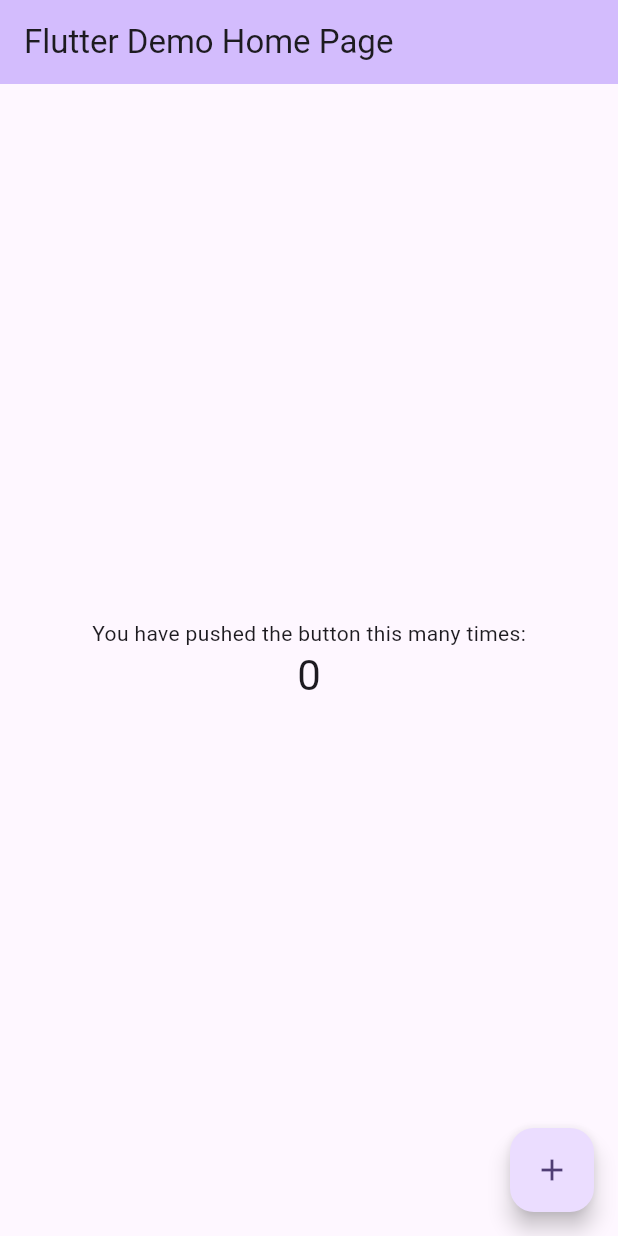
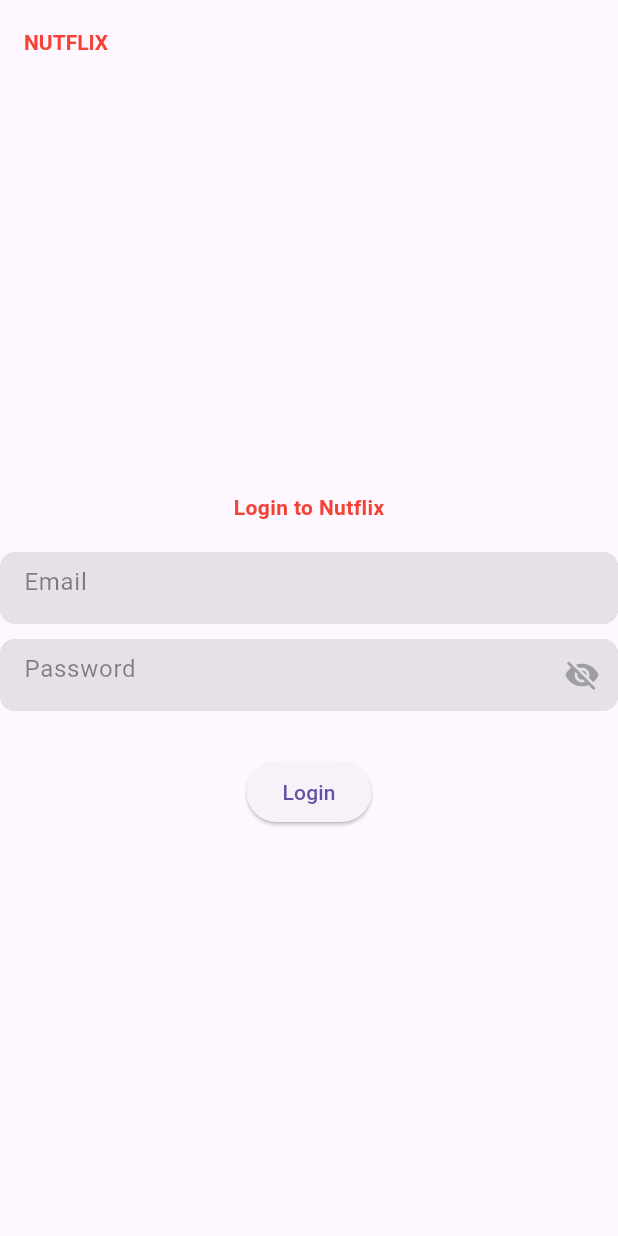
Before and after one commit to YasithHennayake/NUTFLIX, a Flutter app: the screen it shows after launch, on a phone screen of 412 x 824 dp. Run offline on Flutter 3.47's test engine with Material 3 defaults, Android fonts, the phone set to English and light mode, and no system bars; our stand-ins replace firebase_core; accounts and stored records are empty.

Commit message:
Task3_Add Firebase dependancies,SplashScreen widget and login page ui

```diff
--- /dev/null
+++ b/g21235949_movie_app/lib/app_features/user_related_features/appearance/app_widgets/form_container_widget.dart
@@ -0,0 +1,74 @@
+import 'package:flutter/material.dart';
+
+class FormContainerWidget extends StatefulWidget {
+  final TextEditingController? controller;
+  final Key? fieldKey;
+  final bool? isPasswordField;
+  final String? hintText;
+  final String? labelText;
+  final String? helperText;
+  final FormFieldSetter<String>? onSaved;
+  final FormFieldValidator<String>? validator;
+  final ValueChanged<String>? onFieldSubmitted;
+  final TextInputType? inputType;
+
+  const FormContainerWidget(
+      {this.controller,
+      this.isPasswordField,
+      this.fieldKey,
+      this.hintText,
+      this.labelText,
+      this.helperText,
+      this.onSaved,
+      this.validator,
+      this.onFieldSubmitted,
+      this.inputType});
+
+  @override
+  _FormContainerWidgetState createState() => new _FormContainerWidgetState();
+}
+
+class _FormContainerWidgetState extends State<FormContainerWidget> {
+  bool _obscureText = true;
+
+  @override
+  Widget build(BuildContext context) {
+    return Container(
+      width: double.infinity,
+      clipBehavior: Clip.hardEdge,
+      decoration: BoxDecoration(
+        color: Colors.grey.withOpacity(.35),
+        borderRadius: BorderRadius.circular(10),
+      ),
+      child: new TextFormField(
+        style: TextStyle(color: Colors.black),
+        controller: widget.controller,
+        keyboardType: widget.inputType,
+        key: widget.fieldKey,
+        obscureText: widget.isPasswordField == true ? _obscureText : false,
+        onSaved: widget.onSaved,
+        validator: widget.validator,
+        onFieldSubmitted: widget.onFieldSubmitted,
+        decoration: new InputDecoration(
+          border: InputBorder.none,
+          filled: true,
+          hintText: widget.hintText,
+          hintStyle: TextStyle(color: Colors.black45),
+          suffixIcon: new GestureDetector(
+            onTap: () {
+              setState(() {
+                _obscureText = !_obscureText;
+              });
+            },
+            child: widget.isPasswordField == true
+                ? Icon(
+                    _obscureText ? Icons.visibility_off : Icons.visibility,
+                    color: _obscureText == false ? Colors.blue : Colors.grey,
+                  )
+                : Text(""),
+          ),
+        ),
+      ),
+    );
+  }
+}
--- /dev/null
+++ b/g21235949_movie_app/lib/app_features/user_related_features/appearance/pages/loginpage.dart
@@ -0,0 +1,65 @@
+import 'package:flutter/material.dart';
+import 'package:g21235949_movie_app/app_features/user_related_features/appearance/app_widgets/form_container_widget.dart';
+
+class LoginPage extends StatefulWidget {
+  const LoginPage({super.key});
+
+  @override
+  State<LoginPage> createState() => _LoginPageState();
+}
+
+class _LoginPageState extends State<LoginPage> {
+  TextEditingController _emailController = TextEditingController();
+  TextEditingController _passwordController = TextEditingController();
+
+  @override
+  Widget build(BuildContext context) {
+    return Scaffold(
+        appBar: AppBar(
+          title: const Text("NUTFLIX"),
+            titleTextStyle: const TextStyle(
+              color: Colors.red,
+              fontWeight: FontWeight.bold,
+            ),
+        ),
+        body: Center(
+          child: Column(
+            mainAxisAlignment: MainAxisAlignment.center,
+            children: <Widget>[
+              const Text(
+                "Login to Nutflix",
+                style: TextStyle(
+                  color: Colors.red,
+                  fontWeight: FontWeight.bold,
+                ),
+              ),
+              const SizedBox(
+                height: 20,
+              ),
+              FormContainerWidget(
+                controller: _emailController,
+                hintText: "Email",
+                isPasswordField: false,
+              ),
+              SizedBox(
+                height: 10,
+              ),
+              FormContainerWidget(
+                controller: _passwordController,
+                hintText: "Password",
+                isPasswordField: true,
+              ),
+              SizedBox(
+                height: 30,
+              ),
+              ElevatedButton(
+                onPressed: () {
+                  Navigator.pushNamed(context, '/home');
+                },
+                child: const Text("Login"),
+              ),
+            ],
+          ),
+        ));
+  }
+}
--- a/g21235949_movie_app/lib/main.dart
+++ b/g21235949_movie_app/lib/main.dart
@@ -1,138 +1,37 @@
 import 'package:firebase_core/firebase_core.dart';
 import 'package:flutter/foundation.dart';
 import 'package:flutter/material.dart';
+import 'package:g21235949_movie_app/app_features/application/splash_screen/splash_screen.dart';
+import 'package:g21235949_movie_app/app_features/user_related_features/appearance/pages/loginpage.dart';
 
 Future main() async {
   WidgetsFlutterBinding.ensureInitialized();
   if (kIsWeb) {
     await Firebase.initializeApp(
-        options: const FirebaseOptions(
+          options: const FirebaseOptions(
             apiKey: "AIzaSyDVu7C0g3VjQO43u1flaeHHOKOxAxBocdA",
             appId: "1:954112658260:web:23d870c8b1c912e5b596c1",
             messagingSenderId: "954112658260",
-            projectId: "nutflix-b4527"));
-  }
-
-  await Firebase.initializeApp();
-  runApp(const MyApp());
+            projectId: "nutflix-b4527"
+            // Your web Firebase config options
+          ),
+        );
+      } else {
+        await Firebase.initializeApp();
+      }
+      runApp(MyApp());
 }
 
 class MyApp extends StatelessWidget {
-  const MyApp({super.key});
-
-  // This widget is the root of your application.
   @override
   Widget build(BuildContext context) {
+
     return MaterialApp(
-      title: 'Flutter Demo',
-      theme: ThemeData(
-        // This is the theme of your application.
-        //
-        // TRY THIS: Try running your application with "flutter run". You'll see
-        // the application has a purple toolbar. Then, without quitting the app,
-        // try changing the seedColor in the colorScheme below to Colors.green
-        // and then invoke "hot reload" (save your changes or press the "hot
-        // reload" button in a Flutter-supported IDE, or press "r" if you used
-        // the command line to start the app).
-        //
-        // Notice that the counter didn't reset back to zero; the application
-        // state is not lost during the reload. To reset the state, use hot
-        // restart instead.
-        //
-        // This works for code too, not just values: Most code changes can be
-        // tested with just a hot reload.
-        colorScheme: ColorScheme.fromSeed(seedColor: Colors.deepPurple),
-        useMaterial3: true,
-      ),
-      home: const MyHomePage(title: 'Flutter Demo Home Page'),
+
+      title: 'NUTFLIX',
+      home: SplashScreen(
+        child: LoginPage(),)
+
     );
   }
 }
-
-class MyHomePage extends StatefulWidget {
-  const MyHomePage({super.key, required this.title});
-
-  // This widget is the home page of your application. It is stateful, meaning
-  // that it has a State object (defined below) that contains fields that affect
-  // how it looks.
-
-  // This class is the configuration for the state. It holds the values (in this
-  // case the title) provided by the parent (in this case the App widget) and
-  // used by the build method of the State. Fields in a Widget subclass are
-  // always marked "final".
-
-  final String title;
-
-  @override
-  State<MyHomePage> createState() => _MyHomePageState();
-}
-
-class _MyHomePageState extends State<MyHomePage> {
-  int _counter = 0;
-
-  void _incrementCounter() {
-    setState(() {
-      // This call to setState tells the Flutter framework that something has
-      // changed in this State, which causes it to rerun the build method below
-      // so that the display can reflect the updated values. If we changed
-      // _counter without calling setState(), then the build method would not be
-      // called again, and so nothing would appear to happen.
-      _counter++;
-    });
-  }
-
-  @override
-  Widget build(BuildContext context) {
-    // This method is rerun every time setState is called, for instance as done
-    // by the _incrementCounter method above.
-    //
-    // The Flutter framework has been optimized to make rerunning build methods
-    // fast, so that you can just rebuild anything that needs updating rather
-    // than having to individually change instances of widgets.
-    return Scaffold(
-      appBar: AppBar(
-        // TRY THIS: Try changing the color here to a specific color (to
-        // Colors.amber, perhaps?) and trigger a hot reload to see the AppBar
-        // change color while the other colors stay the same.
-        backgroundColor: Theme.of(context).colorScheme.inversePrimary,
-        // Here we take the value from the MyHomePage object that was created by
-        // the App.build method, and use it to set our appbar title.
-        title: Text(widget.title),
-      ),
-      body: Center(
-        // Center is a layout widget. It takes a single child and positions it
-        // in the middle of the parent.
-        child: Column(
-          // Column is also a layout widget. It takes a list of children and
-          // arranges them vertically. By default, it sizes itself to fit its
-          // children horizontally, and tries to be as tall as its parent.
-          //
-          // Column has various properties to control how it sizes itself and
-          // how it positions its children. Here we use mainAxisAlignment to
-          // center the children vertically; the main axis here is the vertical
-          // axis because Columns are vertical (the cross axis would be
-          // horizontal).
-          //
-          // TRY THIS: Invoke "debug painting" (choose the "Toggle Debug Paint"
-          // action in the IDE, or press "p" in the console), to see the
-          // wireframe for each widget.
-          mainAxisAlignment: MainAxisAlignment.center,
-          children: <Widget>[
-            const Text(
-              'You have pushed the button this many times:',
-            ),
-            Text(
-              '$_counter',
-              style: Theme.of(context).textTheme.headlineMedium,
-            ),
-          ],
-        ),
-      ),
-      floatingActionButton: FloatingActionButton(
-        onPressed: _incrementCounter,
-        tooltip: 'Increment',
-        child: const Icon(Icons.add),
-      ), // This trailing comma makes auto-formatting nicer for build methods.
-    );
-  }
-}
--- a/g21235949_movie_app/pubspec.yaml
+++ b/g21235949_movie_app/pubspec.yaml
@@ -36,6 +36,9 @@ dependencies:
   # The following adds the Cupertino Icons font to your application.
   # Use with the CupertinoIcons class for iOS style icons.
   cupertino_icons: ^1.0.2
+  cloud_firestore: ^4.15.4
+  firebase_auth: ^4.17.4
+  firebase_storage: ^11.6.5
 
 dev_dependencies:
   flutter_test:
```
Also changed, not shown: g21235949_movie_app/lib/app_features/application/splash_screen/splash_screen.dart (added, +37 -0 lines), g21235949_movie_app/lib/main_test.dart (added), g21235949_movie_app/pubspec.lock, 5 other files.
